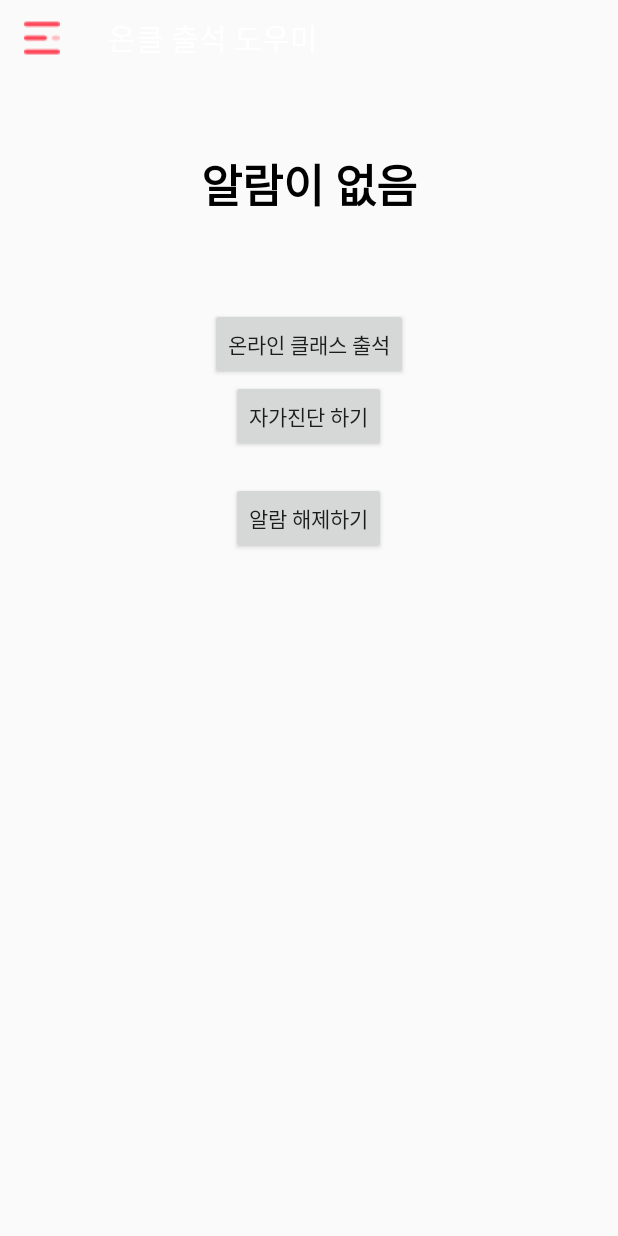
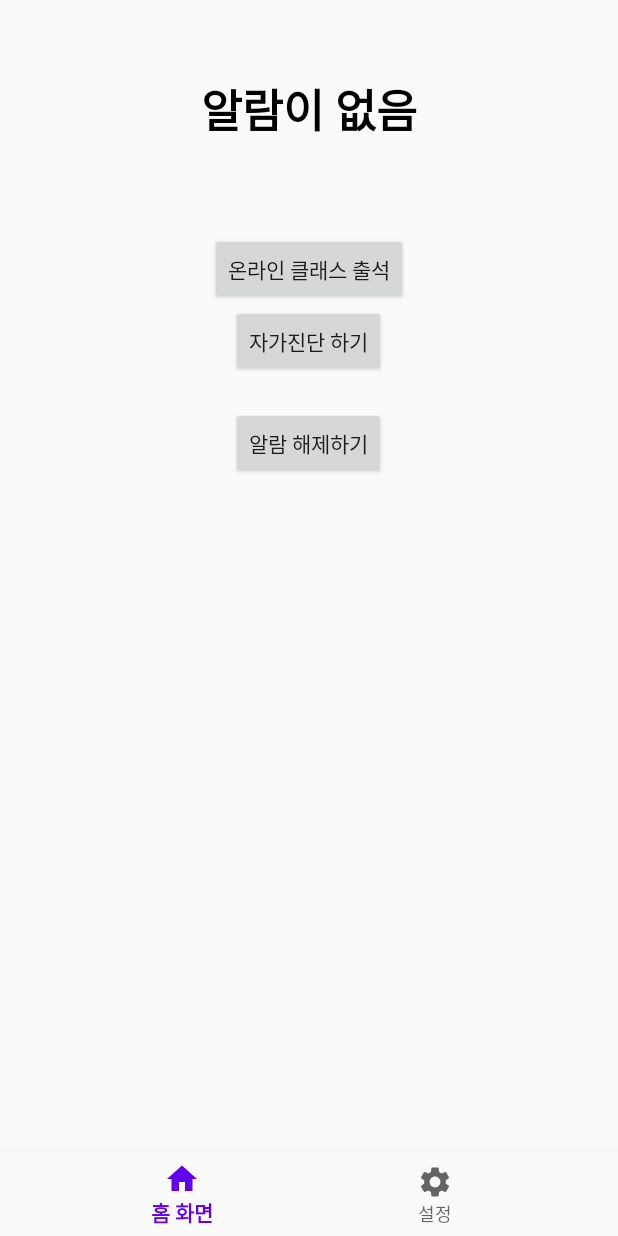
Before and after one commit to bentshrimp/OnlineClassAlarm, an Android app: the screen it shows after launch (MainActivity), on a phone screen of 412 x 824 dp. Run offline under Robolectric (Android 15) with nearby library versions, the phone set to English and light mode, and no system bars; our stand-ins replace AdMob.

Commit message:
ui redesign

```diff
--- a/app/src/main/java/com/haesung/display/MainActivity.java
+++ b/app/src/main/java/com/haesung/display/MainActivity.java
@@ -6,6 +6,10 @@ import androidx.appcompat.app.AppCompatActivity;
 import androidx.appcompat.widget.Toolbar;
 import androidx.core.view.GravityCompat;
 import androidx.drawerlayout.widget.DrawerLayout;
+import androidx.fragment.app.Fragment;
+import androidx.fragment.app.FragmentActivity;
+import androidx.fragment.app.FragmentManager;
+import androidx.fragment.app.FragmentTransaction;
 
 
 import android.annotation.SuppressLint;
@@ -19,45 +23,59 @@ import com.google.android.gms.ads.AdView;
 import com.google.android.gms.ads.MobileAds;
 import com.google.android.gms.ads.initialization.InitializationStatus;
 import com.google.android.gms.ads.initialization.OnInitializationCompleteListener;
+import com.google.android.material.bottomnavigation.BottomNavigationView;
 import com.google.android.material.navigation.NavigationView;
 import com.haesung.alarm.R;
 import com.haesung.setting.SettingsFragment;
 
 
-public class MainActivity extends AppCompatActivity implements NavigationView.OnNavigationItemSelectedListener {
-
-    // drawer layout 변수
-    DrawerLayout drawerLayout;
-    NavigationView navigationView;
-    Toolbar toolbar;
+public class MainActivity extends AppCompatActivity{
 
     @Override
     protected void onCreate(Bundle savedInstanceState) {
         super.onCreate(savedInstanceState);
         setContentView(R.layout.activity_main);
 
-        toolbar = findViewById(R.id.toolbar);
-        setSupportActionBar(toolbar);
+        BottomNavigationView bottomNav = findViewById(R.id.nav_view);
+        bottomNav.setOnNavigationItemSelectedListener(new BottomNavigationView.OnNavigationItemSelectedListener() {
+            @Override
+            public boolean onNavigationItemSelected(@NonNull MenuItem item) {
+                BottomNavigate(item.getItemId());
 
-        drawerLayout = findViewById(R.id.drawer_layout);
-        navigationView = findViewById(R.id.nav_view);
+                return true;
+            }
+        });
+        bottomNav.setSelectedItemId(R.id.nav_home);
+    }
 
-        //Navigation Drawer menu
-        navigationView.bringToFront();
-        ActionBarDrawerToggle toggle = new ActionBarDrawerToggle(this, drawerLayout, toolbar,
-                R.string.navigation_drawer_open, R.string.navigation_drawer_close);
-        drawerLayout.addDrawerListener(toggle);
+    private void BottomNavigate(int id) {
+        String tag = String.valueOf(id);
+        FragmentManager fragmentManager = getSupportFragmentManager();
+        FragmentTransaction fragmentTransaction = fragmentManager.beginTransaction();
 
-        navigationView.setNavigationItemSelectedListener(this);
+        Fragment currentFragment = fragmentManager.getPrimaryNavigationFragment();
+        if (currentFragment != null) {
+            fragmentTransaction.hide(currentFragment);
+        }
 
-        navigationView.setCheckedItem(R.id.nav_main);
+        Fragment fragment = fragmentManager.findFragmentByTag(tag);
+        if (fragment == null) {
+            if (id == R.id.nav_home) {
+                fragment = new MainFragment();
 
-        if(isFirstRun()){
-            getSupportFragmentManager().beginTransaction().replace(R.id.container, new SettingsFragment()).commit();
+            } else if (id == R.id.nav_setting) {
+                fragment = new SettingsFragment();
+            }
+
+            assert fragment != null;    //와 그런 뜻임??
+            fragmentTransaction.replace(R.id.content_layout, fragment, tag);
+        } else {
+            fragmentTransaction.show(fragment);
         }
-        getSupportFragmentManager().beginTransaction().replace(R.id.container, new MainFragment()).commit();
 
-        addAd();
+        fragmentTransaction.setPrimaryNavigationFragment(fragment);
+        fragmentTransaction.setReorderingAllowed(true);
+        fragmentTransaction.commitNow();
     }
 
     @SuppressLint("CommitPrefEdits")
@@ -71,48 +89,4 @@ public class MainActivity extends AppCompatActivity implements NavigationView.On
         return isFirstRun;
     }
 
-    /*뒤로 가기 버튼으로 드로어 네비게이션 닫기*/
-    @Override
-    public void onBackPressed() {
-
-        if(drawerLayout.isDrawerOpen(GravityCompat.START)){
-            drawerLayout.closeDrawer(GravityCompat.START);
-        }
-        else{
-            super.onBackPressed();
-        }
-    }
-
-    /*현재 네비게이션 메뉴 선택*/
-    @Override
-    public boolean onNavigationItemSelected(@NonNull MenuItem menuItem)
-    {
-        switch (menuItem.getItemId()){
-            case R.id.nav_main:
-                getSupportFragmentManager().beginTransaction().replace(R.id.container, new MainFragment()).commit();
-                break;
-
-            case R.id.nav_setting:
-                getSupportFragmentManager().beginTransaction().replace(R.id.container, new SettingsFragment()).commit();
-                break;
-        }
-        drawerLayout.closeDrawer(GravityCompat.START);
-        return true;
-    }
-
-    /* 애드뷰 */
-    public void addAd(){
-        MobileAds.initialize(this, new OnInitializationCompleteListener() {
-            @Override
-            public void onInitializationComplete(InitializationStatus initializationStatus) {
-
-            }
-        });
-
-        AdView mAdView = findViewById(R.id.adView);
-        AdRequest adRequest = new AdRequest.Builder().build();
-        mAdView.loadAd(adRequest);
-    }
-
-
 }
--- a/app/src/main/java/com/haesung/display/MainFragment.java
+++ b/app/src/main/java/com/haesung/display/MainFragment.java
@@ -9,6 +9,7 @@ import android.content.SharedPreferences;
 import android.os.Bundle;
 
 import androidx.annotation.NonNull;
+import androidx.annotation.Nullable;
 import androidx.fragment.app.Fragment;
 
 import android.view.LayoutInflater;
@@ -40,10 +41,16 @@ public class MainFragment extends Fragment implements View.OnClickListener{
         this.context = context;
     }
 
+    @Override
+    public void onResume() {
+        super.onResume();
+    }
+
     @SuppressLint("SetTextI18n")
     @Override
-    public View onCreateView(LayoutInflater inflater, ViewGroup container,
-                             Bundle savedInstanceState) {
+    public View onCreateView(@NonNull LayoutInflater inflater, @Nullable ViewGroup container,
+                             @Nullable Bundle savedInstanceState) {
+        setHasOptionsMenu(true);
 
         ViewGroup viewGroup = (ViewGroup) inflater.inflate(R.layout.fragment_main, container, false);
 
@@ -56,7 +63,7 @@ public class MainFragment extends Fragment implements View.OnClickListener{
         if (alarmTime.getBytes().length<=0){
             alarmTimeTextView.setText("알람이 없음");
         }else{
-            alarmTimeTextView.setText("알람시각. "+alarmTime);
+            alarmTimeTextView.setText("알람시각: "+alarmTime);
 
         }
 
--- a/app/src/main/java/com/haesung/setting/SettingsFragment.java
+++ b/app/src/main/java/com/haesung/setting/SettingsFragment.java
@@ -53,6 +53,7 @@ public class SettingsFragment extends Fragment implements View.OnClickListener {
     @Override
     public View onCreateView(LayoutInflater inflater, ViewGroup container,
                              Bundle savedInstanceState) {
+        setHasOptionsMenu(true);
         ViewGroup viewGroup = (ViewGroup) inflater.inflate(R.layout.fragment_settings, container, false);
 
         comment = viewGroup.findViewById(R.id.comment);
--- a/app/src/main/java/com/haesung/web/WebViewActivity.java
+++ b/app/src/main/java/com/haesung/web/WebViewActivity.java
@@ -47,6 +47,7 @@ public class WebViewActivity extends AppCompatActivity{
 
         initWebView();
         webView.loadUrl(classUrl);
+
     }
 
     @SuppressLint("SetJavaScriptEnabled")
@@ -62,6 +63,7 @@ public class WebViewActivity extends AppCompatActivity{
         webSettings.setCacheMode(WebSettings.LOAD_CACHE_ELSE_NETWORK);
         webSettings.setJavaScriptEnabled(true);
         webSettings.setDomStorageEnabled(true);
+        webSettings.setSupportMultipleWindows(true);
     }
 
     public class MyWebClient extends WebViewClient {
--- a/app/src/main/res/layout/activity_main.xml
+++ b/app/src/main/res/layout/activity_main.xml
@@ -1,70 +1,25 @@
 <?xml version="1.0" encoding="utf-8"?>
-<androidx.drawerlayout.widget.DrawerLayout
-    xmlns:android="http://schemas.android.com/apk/res/android"
+<LinearLayout xmlns:android="http://schemas.android.com/apk/res/android"
     xmlns:app="http://schemas.android.com/apk/res-auto"
     xmlns:tools="http://schemas.android.com/tools"
     android:id="@+id/drawer_layout"
     android:layout_width="match_parent"
     android:layout_height="match_parent"
     android:fitsSystemWindows="true"
+    android:orientation="vertical"
     tools:context="com.haesung.display.MainActivity">
 
-    <com.google.android.material.navigation.NavigationView
-        android:layout_width="wrap_content"
-        android:layout_height="match_parent"
+    <FrameLayout
+        android:id="@+id/content_layout"
+        android:layout_width="match_parent"
+        android:layout_height="0dp"
+        android:layout_weight="1" />
+
+    <com.google.android.material.bottomnavigation.BottomNavigationView
         android:id="@+id/nav_view"
-        app:headerLayout="@layout/header"
-        app:menu="@menu/main_menu"
-        android:layout_gravity="start"/>
+        android:layout_width="match_parent"
+        android:layout_height="wrap_content"
+        android:background="?android:attr/windowBackground"
+        app:menu="@menu/bottom_navigation" />
 
-    <androidx.constraintlayout.widget.ConstraintLayout
-        android:layout_width="match_parent"
-        android:layout_height="wrap_content">
-
-        <androidx.appcompat.widget.Toolbar
-            android:id="@+id/toolbar"
-            android:layout_width="0dp"
-            android:layout_height="50dp"
-            android:minHeight="?attr/actionBarSize"
-            android:theme="?attr/actionBarTheme"
-            app:layout_constraintEnd_toEndOf="parent"
-            app:layout_constraintStart_toStartOf="parent"
-            app:layout_constraintTop_toTopOf="parent"
-            app:navigationIcon="@drawable/menu">
-
-        </androidx.appcompat.widget.Toolbar>
-
-        <FrameLayout
-            android:id="@+id/container"
-            android:layout_width="0dp"
-            android:layout_height="0dp"
-            app:layout_constraintBottom_toTopOf="@+id/relativeLayout"
-            app:layout_constraintEnd_toEndOf="parent"
-            app:layout_constraintHorizontal_bias="0.0"
-            app:layout_constraintStart_toStartOf="parent"
-            app:layout_constraintTop_toBottomOf="@+id/toolbar"
-            app:layout_constraintVertical_bias="1.0">
-
-        </FrameLayout>
-
-        <RelativeLayout
-            android:id="@+id/relativeLayout"
-            android:layout_width="match_parent"
-            android:layout_height="wrap_content"
-            app:layout_constraintBottom_toBottomOf="parent"
-            app:layout_constraintEnd_toEndOf="parent"
-            app:layout_constraintStart_toStartOf="parent">
-
-            <com.google.android.gms.ads.AdView
-                android:id="@+id/adView"
-                android:layout_width="match_parent"
-                android:layout_height="wrap_content"
-                app:adSize="SMART_BANNER"
-                app:adUnitId="ca-app-pub-3940256099942544/6300978111"/>
-
-        </RelativeLayout>
-
-
-    </androidx.constraintlayout.widget.ConstraintLayout>
-
-</androidx.drawerlayout.widget.DrawerLayout>
+</LinearLayout>
--- a/app/src/main/res/layout/header.xml
+++ /dev/null
@@ -1,20 +0,0 @@
-<?xml version="1.0" encoding="utf-8"?>
-<LinearLayout xmlns:android="http://schemas.android.com/apk/res/android"
-    android:layout_width="match_parent"
-    android:layout_height="200dp"
-    android:background="#673AB7"
-    android:orientation="vertical"
-    android:padding="30dp"
-    android:gravity="bottom">
-
-    <TextView
-        android:id="@+id/menu_title"
-        android:layout_width="wrap_content"
-        android:layout_height="wrap_content"
-        android:text="Menu"
-        android:textColor="#FFFFFF"
-        android:textSize="50sp"
-        android:fontFamily="sans-serif" />
-
-
-</LinearLayout>
--- /dev/null
+++ b/app/src/main/res/menu/bottom_navigation.xml
@@ -0,0 +1,15 @@
+<?xml version="1.0" encoding="utf-8"?>
+<menu xmlns:android="http://schemas.android.com/apk/res/android">
+    <item
+        android:id="@+id/nav_home"
+        android:enabled="true"
+        android:icon="@drawable/ic_baseline_home_24"
+        android:title="홈 화면"/>
+
+    <item
+        android:id="@+id/nav_setting"
+        android:enabled="true"
+        android:icon="@drawable/ic_baseline_settings_24"
+        android:title="설정"/>
+
+</menu>
--- a/app/src/main/res/menu/main_menu.xml
+++ /dev/null
@@ -1,18 +0,0 @@
-<?xml version="1.0" encoding="utf-8"?>
-<menu xmlns:android="http://schemas.android.com/apk/res/android">
-    <!-- 한번에 한 메뉴만 선택 가능 -->
-    <group android:checkableBehavior="single">
-
-        <item
-            android:id="@+id/nav_main"
-            android:title="메인 화면"
-            android:icon="@drawable/ic_baseline_home_24" />
-
-        <item
-            android:id="@+id/nav_setting"
-            android:title="온라인클래스 설정"
-            android:icon="@drawable/ic_baseline_settings_24" />
-
-
-    </group>
-</menu>
```
